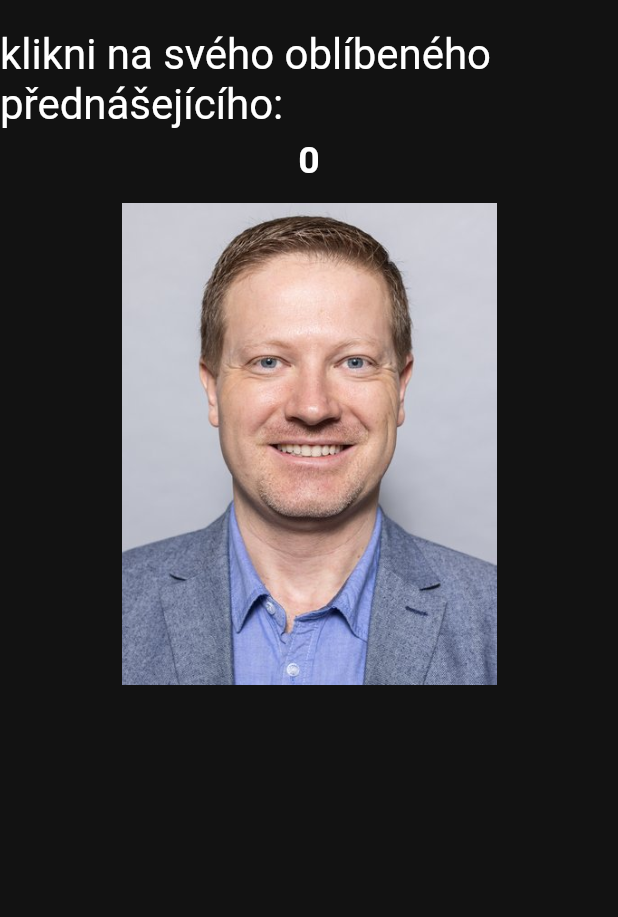
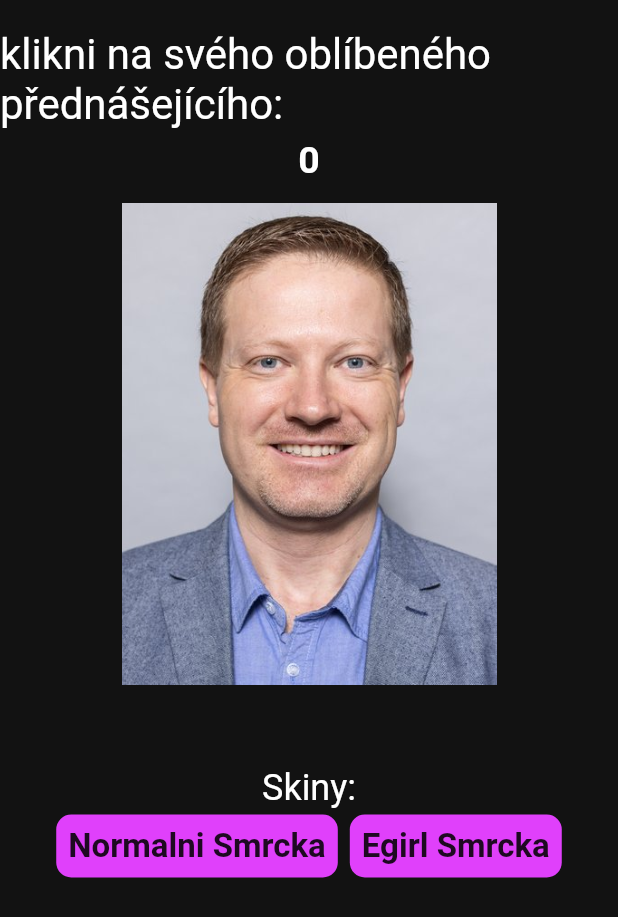
Before and after one commit to Padi142/smrcka_clicker, a Flutter app: the screen it shows after launch, on a phone screen of 412 x 824 dp. Shown: the top 917 px of the screen. Run offline on Flutter 3.47's test engine with Material 2 defaults, Android fonts, the phone set to English and light mode, and no system bars; our stand-ins replace equatable, flutter_bloc, freezed_annotation, google_fonts; Roboto replaces fonts that are missing (Mirza).

Commit message:
added skin changing + egirl skin

```diff
--- a/lib/src/core/bloc/smrcka_bloc/smrcka_event.dart
+++ b/lib/src/core/bloc/smrcka_bloc/smrcka_event.dart
@@ -21,3 +21,13 @@ class PetEvent extends SmrckaEvent {
   @override
   List<Object> get props => [];
 }
+
+class ChangeSkin extends SmrckaEvent {
+  final PetModel pet;
+  final String imgSkin;
+  final String petSkin;
+  const ChangeSkin(this.pet, this.imgSkin, this.petSkin);
+
+  @override
+  List<Object> get props => [];
+}
--- a/lib/src/core/model/pet_model.dart
+++ b/lib/src/core/model/pet_model.dart
@@ -3,9 +3,23 @@ import 'package:equatable/equatable.dart';
 class PetModel extends Equatable {
   final String name;
   final String image;
+  final String petImage;
   final int pets;
 
-  const PetModel({required this.name, required this.pets, required this.image});
+  const PetModel(
+      {required this.name,
+      required this.pets,
+      required this.image,
+      required this.petImage});
   @override
   List<Object?> get props => [name, pets];
+
+  PetModel copyWith(
+      {String? name, String? image, String? petImage, int? pets}) {
+    return PetModel(
+        name: name ?? this.name,
+        pets: pets ?? this.pets,
+        image: image ?? this.image,
+        petImage: petImage ?? this.petImage);
+  }
 }
--- /dev/null
+++ b/lib/src/ui/components/skin_changer.dart
@@ -0,0 +1,82 @@
+import 'package:flutter/material.dart';
+import 'package:flutter_bloc/flutter_bloc.dart';
+import 'package:smrcka_clicker/src/core/bloc/smrcka_bloc/smrcka_bloc.dart';
+import 'package:smrcka_clicker/src/core/model/pet_model.dart';
+
+class SkinChanger extends StatelessWidget {
+  final PetModel pet;
+  const SkinChanger({super.key, required this.pet});
+
+  @override
+  Widget build(BuildContext context) {
+    return Column(
+      children: [
+        const Text(
+          "Skiny:",
+          style: TextStyle(color: Colors.white, fontSize: 24),
+        ),
+        SingleChildScrollView(
+          scrollDirection: Axis.horizontal,
+          child: Row(
+            mainAxisAlignment: MainAxisAlignment.spaceEvenly,
+            children: [
+              SkinButton(
+                pet: pet,
+                petImg: "assets/images/pat.gif",
+                skinImg: "assets/images/smrcka.jpg",
+                skinLabel: "Normalni Smrcka",
+              ),
+              SkinButton(
+                pet: pet,
+                petImg: "assets/images/egirlpat.gif",
+                skinImg: "assets/images/smrckaegirl.jpg",
+                skinLabel: "Egirl Smrcka",
+              ),
+            ],
+          ),
+        )
+      ],
+    );
+  }
+}
+
+class SkinButton extends StatelessWidget {
+  final String skinLabel;
+  final String skinImg;
+  final String petImg;
+  final PetModel pet;
+  const SkinButton(
+      {super.key,
+      required this.skinLabel,
+      required this.skinImg,
+      required this.petImg,
+      required this.pet});
+
+  @override
+  Widget build(BuildContext context) {
+    return Padding(
+      padding: const EdgeInsets.all(4),
+      child: GestureDetector(
+        onTap: () {
+          BlocProvider.of<SmrckaBloc>(context)
+              .add(ChangeSkin(pet, skinImg, petImg));
+        },
+        child: SizedBox(
+          child: Container(
+            decoration: BoxDecoration(
+                borderRadius: BorderRadius.circular(10),
+                color: Colors.purpleAccent),
+            child: Padding(
+              padding: const EdgeInsets.all(8),
+              child: Text(
+                skinLabel,
+                style:
+                    const TextStyle(fontSize: 22, fontWeight: FontWeight.bold),
+              ),
+            ),
+          ),
+        ),
+      ),
+    );
+  }
+}
--- a/lib/src/ui/pages/main_page.dart
+++ b/lib/src/ui/pages/main_page.dart
@@ -3,6 +3,7 @@ import 'package:flutter_bloc/flutter_bloc.dart';
 import 'package:smrcka_clicker/src/core/bloc/smrcka_bloc/smrcka_bloc.dart';
 import 'package:smrcka_clicker/src/core/bloc/smrcka_bloc/smrcka_state.dart';
 import 'package:smrcka_clicker/src/core/model/pet_model.dart';
+import 'package:smrcka_clicker/src/ui/components/skin_changer.dart';
 
 class MainPage extends StatefulWidget {
   const MainPage({super.key});
@@ -72,6 +73,10 @@ class PetShowPage extends StatelessWidget {
                 width: 250,
               )),
         ),
+        const SizedBox(
+          height: 40,
+        ),
+        SkinChanger(pet: pet),
       ],
     );
   }
@@ -88,7 +93,7 @@ class PetPage extends StatelessWidget {
       children: [
         Center(
           child: Image.asset(
-            "assets/images/pat.gif",
+            pet.petImage,
             height: 350,
             width: 250,
             scale: 0.6,
```
Also changed, not shown: lib/src/core/bloc/smrcka_bloc/smrcka_bloc.dart (+14 -6 lines), lib/src/ui/components/skin_button.dart (added, +67 -0 lines), assets/images/egirlpat.gif (added), assets/images/smrckaegirl.jpg (added).
